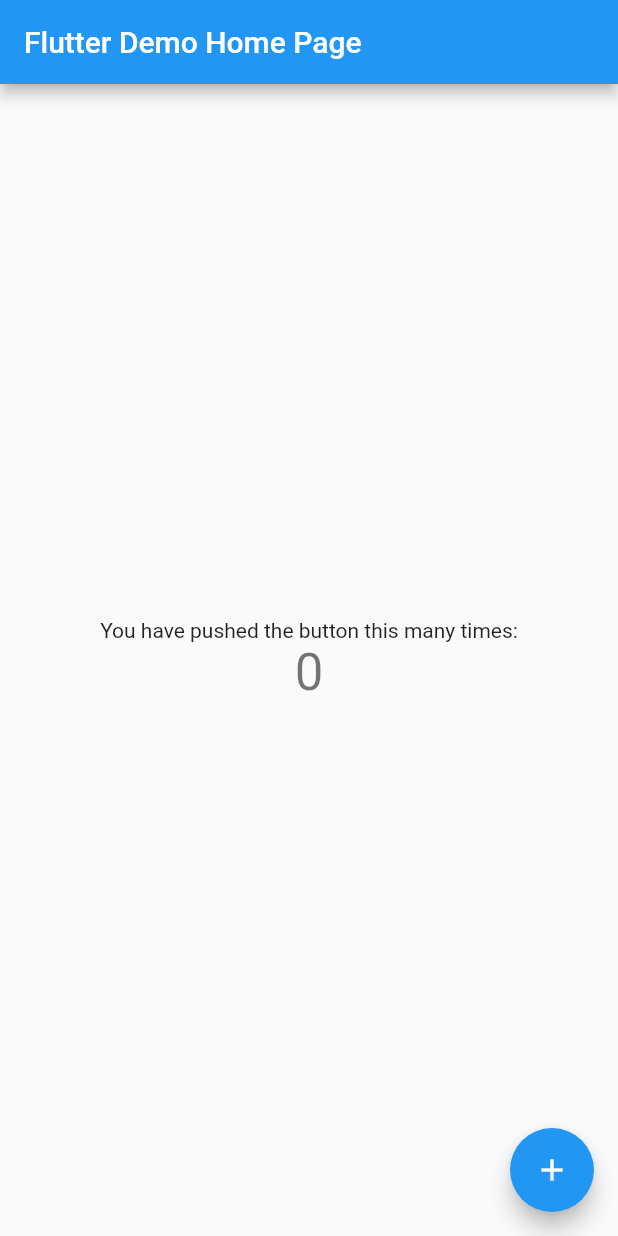
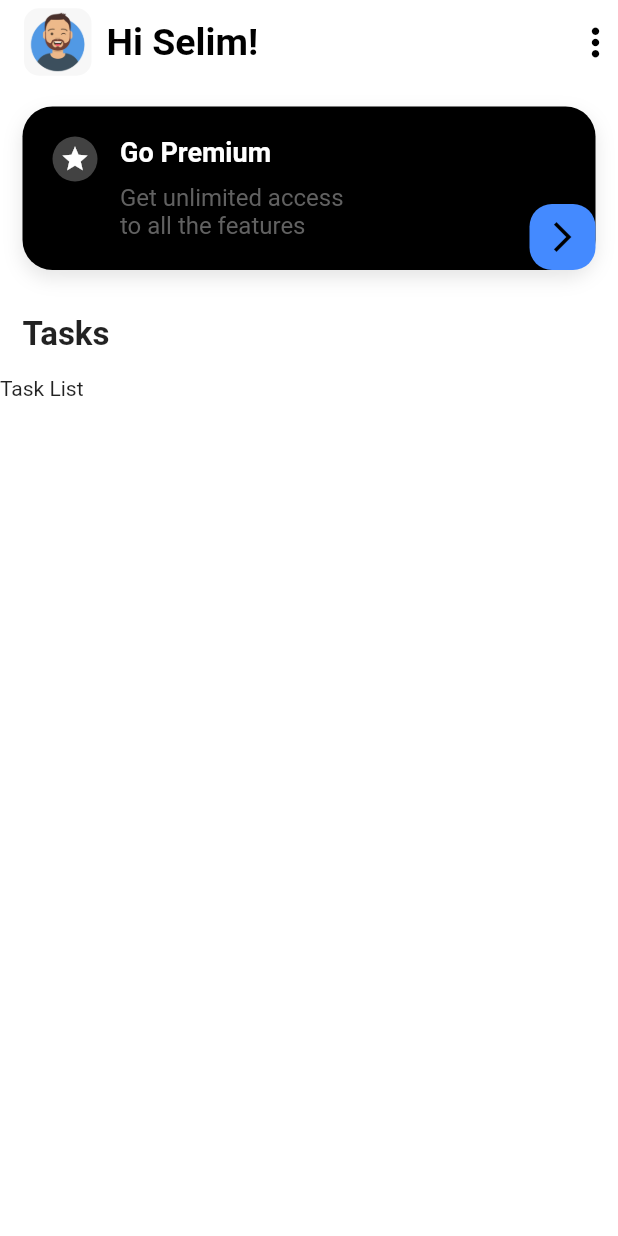
Before and after one commit to yavuuzslm/Task_App_Clone, a Flutter app: the screen it shows after launch, on a phone screen of 412 x 824 dp. Run offline on Flutter 3.47's test engine with Material 2 defaults, Android fonts, the phone set to English and light mode, and no system bars.

Commit message:
screenUI designs

```diff
--- /dev/null
+++ b/lib/constants/colors.dart
@@ -0,0 +1,6 @@
+import 'package:flutter/material.dart';
+
+const Color black5 = Color.fromRGBO(34, 40, 49, 1);
+const Color black2 = Color.fromRGBO(57, 62, 70, 1);
+const Color color3 = Color.fromRGBO(0, 173, 181, 1);
+const Color color4 = Color.fromRGBO(238, 238, 238, 1);
--- a/lib/main.dart
+++ b/lib/main.dart
@@ -1,115 +1,26 @@
 import 'package:flutter/material.dart';
+import 'package:flutter/services.dart';
+import 'package:task_app_clone/screens/home/home.dart';
 
 void main() {
-  runApp(const MyApp());
+  runApp(MyApp());
 }
 
 class MyApp extends StatelessWidget {
   const MyApp({Key? key}) : super(key: key);
 
-  // This widget is the root of your application.
   @override
   Widget build(BuildContext context) {
+    SystemChrome.setSystemUIOverlayStyle(SystemUiOverlayStyle(
+      statusBarColor: Colors.transparent,
+      statusBarIconBrightness: Brightness.dark,
+    ));
     return MaterialApp(
-      title: 'Flutter Demo',
-      theme: ThemeData(
-        // This is the theme of your application.
-        //
-        // Try running your application with "flutter run". You'll see the
-        // application has a blue toolbar. Then, without quitting the app, try
-        // changing the primarySwatch below to Colors.green and then invoke
-        // "hot reload" (press "r" in the console where you ran "flutter run",
-        // or simply save your changes to "hot reload" in a Flutter IDE).
-        // Notice that the counter didn't reset back to zero; the application
-        // is not restarted.
-        primarySwatch: Colors.blue,
-      ),
-      home: const MyHomePage(title: 'Flutter Demo Home Page'),
+      debugShowCheckedModeBanner: false,
+      title: "Task App Clone",
+      home: HomePage(),
     );
   }
 }
 
-class MyHomePage extends StatefulWidget {
-  const MyHomePage({Key? key, required this.title}) : super(key: key);
-
-  // This widget is the home page of your application. It is stateful, meaning
-  // that it has a State object (defined below) that contains fields that affect
-  // how it looks.
-
-  // This class is the configuration for the state. It holds the values (in this
-  // case the title) provided by the parent (in this case the App widget) and
-  // used by the build method of the State. Fields in a Widget subclass are
-  // always marked "final".
-
-  final String title;
-
-  @override
-  State<MyHomePage> createState() => _MyHomePageState();
-}
-
-class _MyHomePageState extends State<MyHomePage> {
-  int _counter = 0;
-
-  void _incrementCounter() {
-    setState(() {
-      // This call to setState tells the Flutter framework that something has
-      // changed in this State, which causes it to rerun the build method below
-      // so that the display can reflect the updated values. If we changed
-      // _counter without calling setState(), then the build method would not be
-      // called again, and so nothing would appear to happen.
-      _counter++;
-    });
-  }
-
-  @override
-  Widget build(BuildContext context) {
-    // This method is rerun every time setState is called, for instance as done
-    // by the _incrementCounter method above.
-    //
-    // The Flutter framework has been optimized to make rerunning build methods
-    // fast, so that you can just rebuild anything that needs updating rather
-    // than having to individually change instances of widgets.
-    return Scaffold(
-      appBar: AppBar(
-        // Here we take the value from the MyHomePage object that was created by
-        // the App.build method, and use it to set our appbar title.
-        title: Text(widget.title),
-      ),
-      body: Center(
-        // Center is a layout widget. It takes a single child and positions it
-        // in the middle of the parent.
-        child: Column(
-          // Column is also a layout widget. It takes a list of children and
-          // arranges them vertically. By default, it sizes itself to fit its
-          // children horizontally, and tries to be as tall as its parent.
-          //
-          // Invoke "debug painting" (press "p" in the console, choose the
-          // "Toggle Debug Paint" action from the Flutter Inspector in Android
-          // Studio, or the "Toggle Debug Paint" command in Visual Studio Code)
-          // to see the wireframe for each widget.
-          //
-          // Column has various properties to control how it sizes itself and
-          // how it positions its children. Here we use mainAxisAlignment to
-          // center the children vertically; the main axis here is the vertical
-          // axis because Columns are vertical (the cross axis would be
-          // horizontal).
-          mainAxisAlignment: MainAxisAlignment.center,
-          children: <Widget>[
-            const Text(
-              'You have pushed the button this many times:',
-            ),
-            Text(
-              '$_counter',
-              style: Theme.of(context).textTheme.headline4,
-            ),
-          ],
-        ),
-      ),
-      floatingActionButton: FloatingActionButton(
-        onPressed: _incrementCounter,
-        tooltip: 'Increment',
-        child: const Icon(Icons.add),
-      ), // This trailing comma makes auto-formatting nicer for build methods.
-    );
-  }
-}
+//continue from this link: "https://www.youtube.com/watch?v=4q_inOhnos8"
--- /dev/null
+++ b/lib/models/task.dart
@@ -0,0 +1,54 @@
+import 'package:flutter/material.dart';
+import 'package:task_app_clone/constants/colors.dart';
+
+class Task {
+  IconData? iconData;
+  String? title;
+  Color? bgColor;
+  Color? iconColor;
+  Color? buttonColor;
+  bool? isLast;
+  num? left;
+  num? done;
+  Task(
+      {this.iconData,
+      this.title,
+      this.bgColor,
+      this.iconColor,
+      this.buttonColor,
+      this.isLast = false,
+      this.left,
+      this.done});
+  List<Task> generateTask() {
+    return [
+      Task(
+        iconData: Icons.person_rounded,
+        title: 'Привет',
+        bgColor: black5,
+        iconColor: color4,
+        buttonColor: color4,
+        left: 3,
+        done: 1,
+      ),
+      Task(
+        iconData: Icons.cases_rounded,
+        title: 'Work',
+        bgColor: color3,
+        iconColor: color4,
+        buttonColor: color4,
+        left: 0,
+        done: 0,
+      ),
+      Task(
+        iconData: Icons.favorite_rounded,
+        title: 'Привет',
+        bgColor: black5,
+        iconColor: color4,
+        buttonColor: color4,
+        left: 0,
+        done: 0,
+      ),
+      Task(isLast: true)
+    ];
+  }
+}
--- /dev/null
+++ b/lib/screens/home/home.dart
@@ -0,0 +1,60 @@
+import 'package:flutter/material.dart';
+import 'package:task_app_clone/screens/home/widgets/go_premium.dart';
+import 'package:task_app_clone/screens/home/widgets/tasks.dart';
+
+class HomePage extends StatelessWidget {
+  @override
+  Widget build(BuildContext context) {
+    return Scaffold(
+      backgroundColor: Colors.white,
+      appBar: _buildAppBar,
+      body: Column(
+        crossAxisAlignment: CrossAxisAlignment.start,
+        children: [
+          GoPremium(),
+          Container(
+            padding: EdgeInsets.all(15),
+            child: Text("Tasks",
+                style: TextStyle(fontSize: 22, fontWeight: FontWeight.bold)),
+          ),
+          Expanded(child: Tasks())
+        ],
+      ),
+    );
+  }
+
+  AppBar get _buildAppBar {
+    return AppBar(
+      backgroundColor: Colors.white,
+      elevation: 0,
+      title: Row(
+        children: [
+          Container(
+            height: 45,
+            width: 45,
+            child: ClipRRect(
+              borderRadius: BorderRadius.circular(10),
+              child: Image.asset(
+                'assets/images/logo.png',
+                fit: BoxFit.cover,
+              ),
+            ),
+          ),
+          SizedBox(width: 10),
+          Text(
+            "Hi Selim!",
+            style: TextStyle(
+                fontSize: 25, fontWeight: FontWeight.bold, color: Colors.black),
+          ),
+        ],
+      ),
+      actions: [
+        Icon(
+          Icons.more_vert,
+          color: Colors.black,
+          size: 30,
+        ),
+      ],
+    );
+  }
+}
--- /dev/null
+++ b/lib/screens/home/widgets/go_premium.dart
@@ -0,0 +1,69 @@
+import 'package:flutter/material.dart';
+
+class GoPremium extends StatelessWidget {
+  @override
+  Widget build(BuildContext context) {
+    return Container(
+      child: Stack(
+        children: [
+          Container(
+            margin: EdgeInsets.all(15),
+            padding: EdgeInsets.all(20),
+            decoration: BoxDecoration(
+              color: Colors.black,
+              borderRadius: BorderRadius.circular(20),
+              boxShadow: [
+                BoxShadow(
+                  color: Colors.black.withOpacity(0.1),
+                  offset: Offset(0, 5),
+                  blurRadius: 10,
+                ),
+              ],
+            ),
+            child: Row(
+              crossAxisAlignment: CrossAxisAlignment.start,
+              children: [
+                Container(
+                  padding: EdgeInsets.all(5),
+                  child: Icon(Icons.star, color: Colors.white, size: 20),
+                  decoration: BoxDecoration(
+                    color: Colors.grey[800],
+                    shape: BoxShape.circle,
+                  ),
+                ),
+                SizedBox(width: 15),
+                Column(
+                  crossAxisAlignment: CrossAxisAlignment.start,
+                  children: [
+                    Text("Go Premium",
+                        style: TextStyle(
+                            color: Colors.white,
+                            fontSize: 18,
+                            fontWeight: FontWeight.bold)),
+                    SizedBox(height: 10),
+                    Text(
+                      "Get unlimited access\nto all the features",
+                      style: TextStyle(color: Colors.grey[700], fontSize: 16),
+                    ),
+                  ],
+                )
+              ],
+            ),
+          ),
+          Positioned(
+            bottom: 15,
+            right: 15,
+            child: Container(
+              padding: EdgeInsets.all(10),
+              decoration: BoxDecoration(
+                color: Colors.blueAccent,
+                borderRadius: BorderRadius.circular(15),
+              ),
+              child: Icon(Icons.arrow_forward_ios, color: Colors.black),
+            ),
+          )
+        ],
+      ),
+    );
+  }
+}
--- /dev/null
+++ b/lib/screens/home/widgets/tasks.dart
@@ -0,0 +1,8 @@
+import 'package:flutter/material.dart';
+
+class Tasks extends StatelessWidget {
+  @override
+  Widget build(BuildContext context) {
+    return Container(child: Text('Task List'));
+  }
+}
--- a/pubspec.yaml
+++ b/pubspec.yaml
@@ -58,8 +58,8 @@ flutter:
   uses-material-design: true
 
   # To add assets to your application, add an assets section, like this:
-  # assets:
-  #   - images/a_dot_burr.jpeg
+  assets:
+    - assets/images/
   #   - images/a_dot_ham.jpeg
 
   # An image asset can refer to one or more resolution-specific "variants", see
```
Also changed, not shown: assets/images/logo.png (added).
